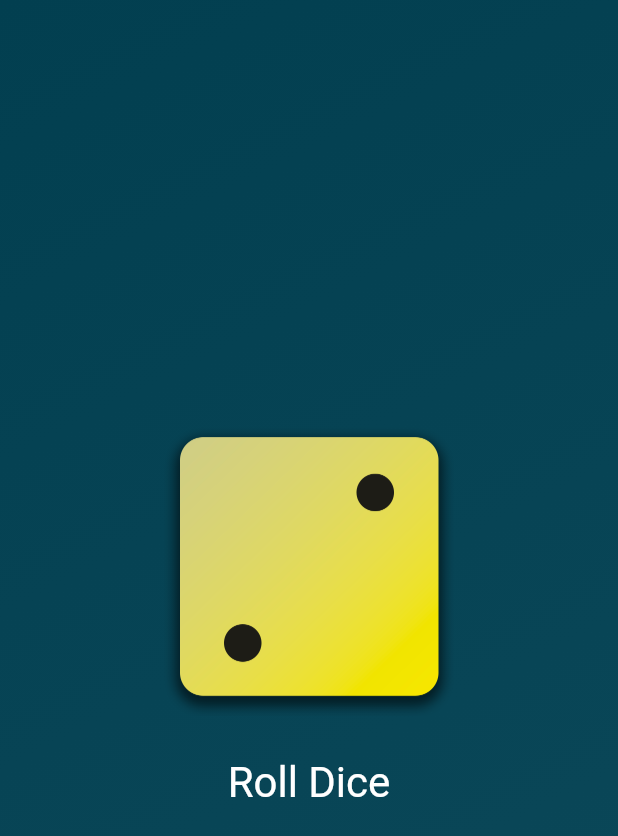
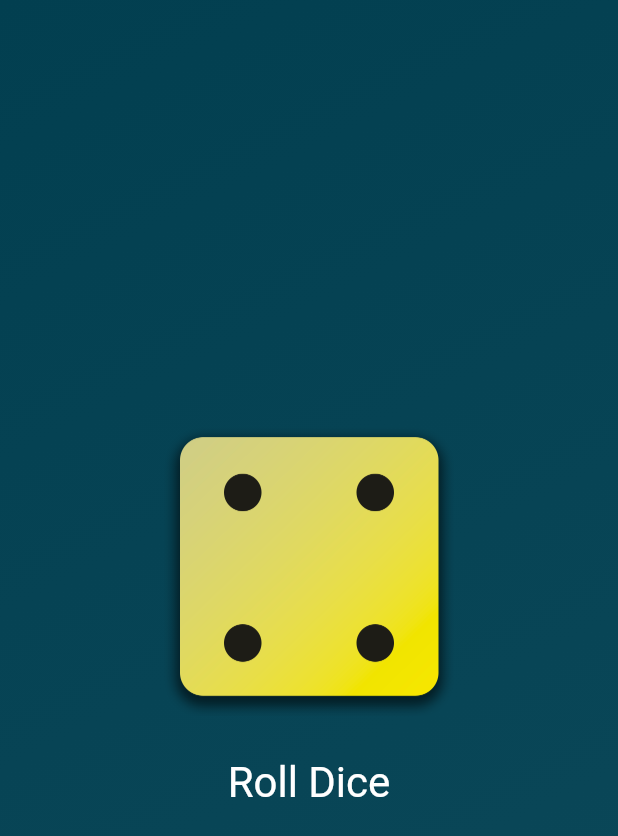
Before and after one commit to HitzCommitted/flutter_first_app, a Flutter app: the screen it shows after launch, after a tap on "Roll Dice", on a phone screen of 412 x 824 dp. Shown: the top 836 px of the screen. Run offline on Flutter 3.47's test engine with Material 2 defaults, Android fonts, the phone set to English and light mode, and no system bars.

Commit message:
working roll dice button

```diff
--- /dev/null
+++ b/lib/dice_roller.dart
@@ -0,0 +1,44 @@
+import 'package:flutter/material.dart';
+
+class DiceRoller extends StatefulWidget {
+  const DiceRoller({super.key});
+
+  @override
+  State<DiceRoller> createState() {
+    return _DiceRollerState();
+  }
+}
+
+class _DiceRollerState extends State<DiceRoller> {
+  var activeDiceImage = 'assets/images/dice-1.png';
+
+  void rollDice() {
+    setState(() {
+      activeDiceImage = 'assets/images/dice-4.png';
+    });
+  }
+
+  @override
+  Widget build(context) {
+    return Column(
+      mainAxisSize: MainAxisSize.min,
+      children: [
+        Image.asset(
+          activeDiceImage,
+          width: 200,
+        ),
+        const SizedBox(height: 20),
+        TextButton(
+          onPressed: rollDice,
+          style: TextButton.styleFrom(
+            foregroundColor: Colors.white,
+            textStyle: const TextStyle(
+              fontSize: 28,
+            ),
+          ),
+          child: const Text('Roll Dice'),
+        )
+      ],
+    );
+  }
+}
--- a/lib/gradient_container.dart
+++ b/lib/gradient_container.dart
@@ -1,46 +1,31 @@
 import 'package:flutter/material.dart';
+import 'package:flutter_first_app/dice_roller.dart';
 
 const startAlignment = Alignment.topLeft;
 const endAlignment = Alignment.bottomRight;
 
 class GradientContainer extends StatelessWidget {
-  const GradientContainer(this.colors, {super.key});
+  const GradientContainer(this.color1, this.color2, {super.key});
 
-  final List<Color> colors;
+  const GradientContainer.purple({super.key})
+      : color1 = Colors.deepPurple,
+        color2 = Colors.indigo;
 
-  void rollDice() {}
+  final Color color1;
+  final Color color2;
 
   @override
   Widget build(context) {
     return Container(
       decoration: BoxDecoration(
         gradient: LinearGradient(
-          colors: colors,
+          colors: [color1, color2],
           begin: startAlignment,
           end: endAlignment,
         ),
       ),
-      child: Center(
-        child: Column(
-          mainAxisSize: MainAxisSize.min,
-          children: [
-            Image.asset(
-              'assets/images/dice-2.png',
-              width: 200,
-            ),
-            const SizedBox(height: 20),
-            TextButton(
-              onPressed: rollDice,
-              style: TextButton.styleFrom(
-                foregroundColor: Colors.white,
-                textStyle: const TextStyle(
-                  fontSize: 28,
-                ),
-              ),
-              child: const Text('Roll Dice'),
-            )
-          ],
-        ),
+      child: const Center(
+        child: DiceRoller(),
       ),
     );
   }
--- a/lib/main.dart
+++ b/lib/main.dart
@@ -6,10 +6,8 @@ void main() {
     const MaterialApp(
       home: Scaffold(
         body: GradientContainer(
-          [
-            Color.fromARGB(255, 2, 63, 80),
-            Color.fromARGB(255, 12, 73, 90),
-          ],
+          Color.fromARGB(255, 2, 63, 80),
+          Color.fromARGB(255, 12, 73, 90),
         ),
       ),
     ),
```
